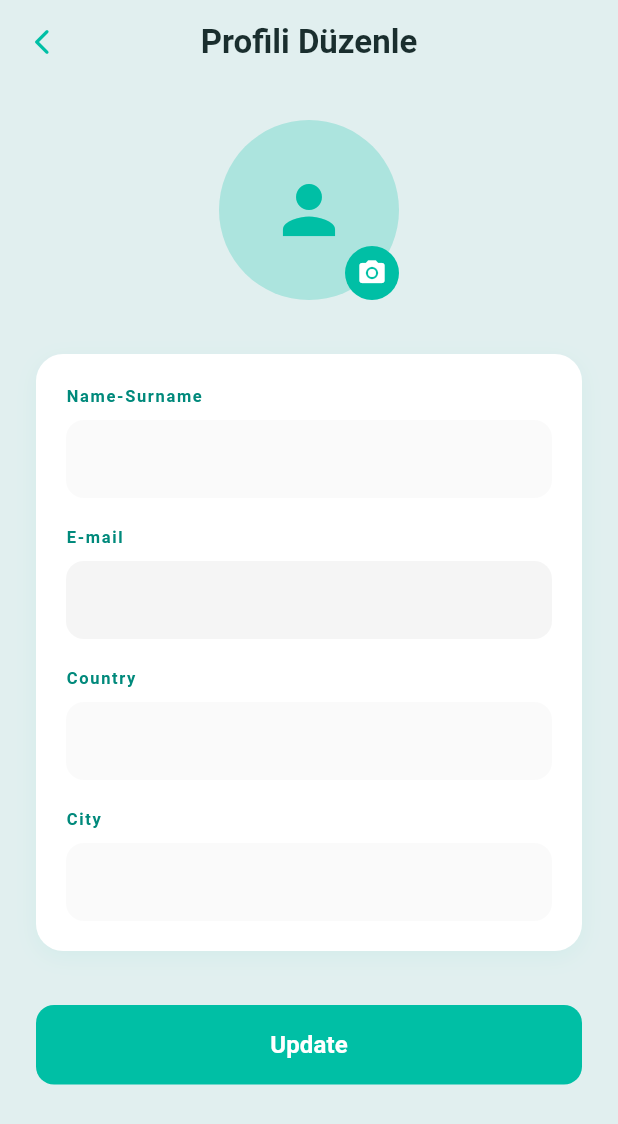
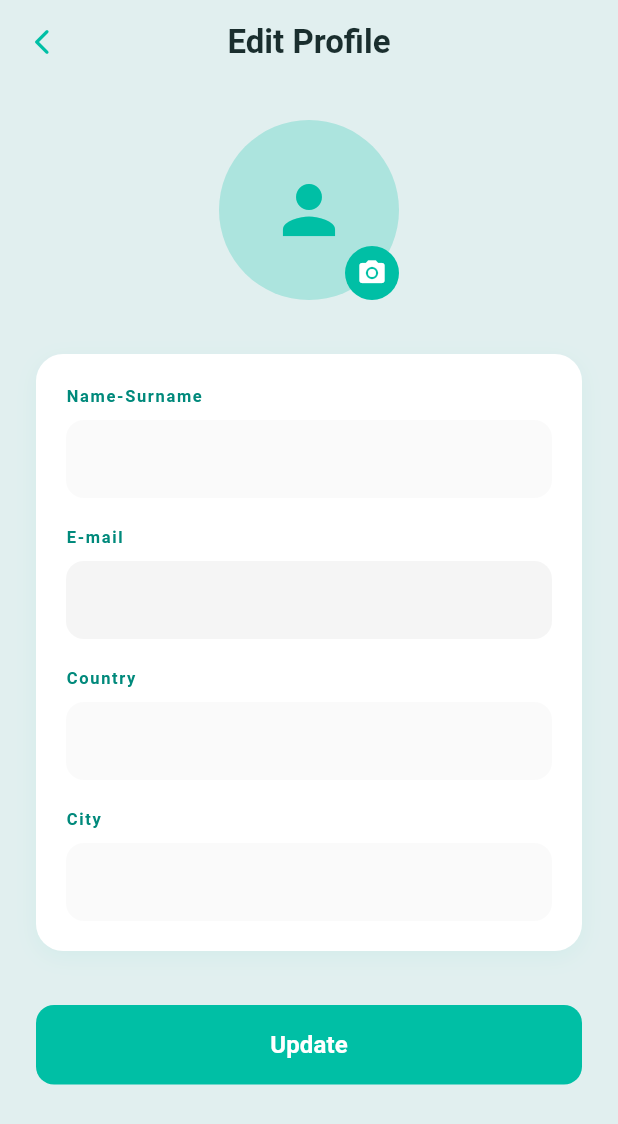
Before and after one commit to Aylinbaki/Voyixi, a Flutter app: the ProfileScreen screen opened directly, after a tap on the "edit" icon, on a phone screen of 412 x 824 dp. Shown: the top 1124 px of the screen. Run offline on Flutter 3.47's test engine with Material 3 defaults, Android fonts, the phone set to English and light mode, and no system bars; our stand-ins replace cloud_firestore, firebase_auth, firebase_core, flutter_dotenv, geolocator, google_maps_flutter and 4 more; accounts and stored records are empty; network calls fail.

Commit message:
Language+forgotten  (#30)
* feat: translate app models, prompts, and services to English

* edit profile

* edit more

```diff
--- a/lib/screens/edit_profile_screen.dart
+++ b/lib/screens/edit_profile_screen.dart
@@ -55,7 +55,7 @@ class _EditProfileScreenState extends State<EditProfileScreen> {
       backgroundColor: const Color.fromARGB(255, 225, 239, 239),
       appBar: AppBar(
         title: const Text(
-          'Profili Düzenle',
+          'Edit Profile',
           style: TextStyle(color: Color(0xFF1A2E2E), fontWeight: FontWeight.bold),
         ),
         backgroundColor: const Color.fromARGB(255, 225, 239, 239),
--- a/lib/widgets/navigation_bar.dart
+++ b/lib/widgets/navigation_bar.dart
@@ -58,11 +58,11 @@ class bottomNav extends StatelessWidget {
             children: [
               Row(
                 children: [
-                  _navItem(context, Icons.home_rounded, "Ana Sayfa", 0),
-                  _navItem(context, Icons.map_outlined, "Rotalar", 1),
+                  _navItem(context, Icons.home_rounded, "Home", 0),
+                  _navItem(context, Icons.map_outlined, "Routes", 1),
                   const Expanded(child: SizedBox()),
-                  _navItem(context, Icons.favorite_border, "Favoriler", 2),
-                  _navItem(context, Icons.person_outline, "Profil", 3),
+                  _navItem(context, Icons.favorite_border, "Favorites", 2),
+                  _navItem(context, Icons.person_outline, "Profile", 3),
                 ],
               ),
               Positioned(
```
